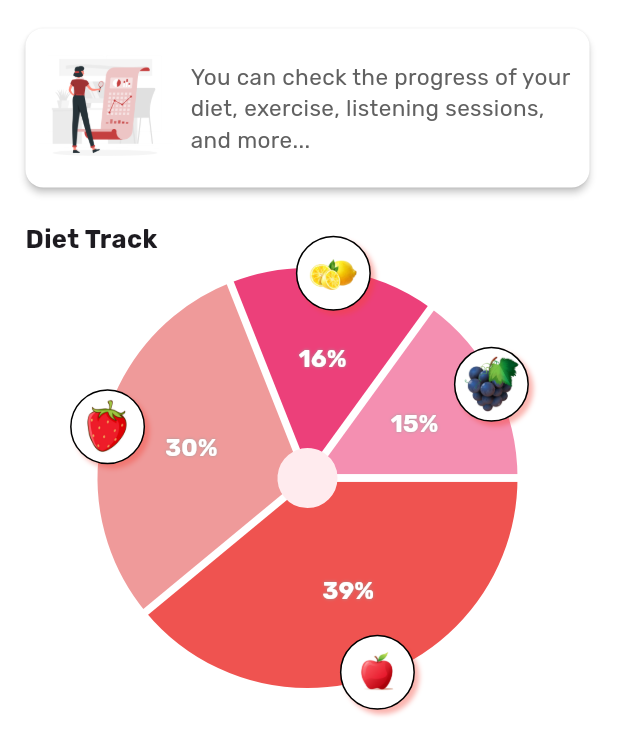
After one commit to adarshnagrikar14/gsc24-garbh, a Flutter app: the ProgressPWScreen screen opened directly, on a phone screen of 412 x 824 dp. The commit adds this screen. Shown: the top 756 px of the screen. Run offline on Flutter 3.47's test engine with Material 3 defaults, Android fonts, the light colour scheme and no system bars; drawn by our look-alikes of fl_chart; our stand-ins replace firebase_auth, firebase_core, fluttertoast, gap, google_fonts, google_nav_bar and 4 more; accounts and stored records are empty.

Commit message:
Branch merged

```diff
--- a/lib/communityPage/homepage.dart
+++ b/lib/communityPage/homepage.dart
@@ -1,3 +1,5 @@
+// ignore_for_file: library_private_types_in_public_api
+
 import 'package:flutter/material.dart';
 import 'dart:async';
 
--- a/lib/dashboards/preg_women_dashboard.dart
+++ b/lib/dashboards/preg_women_dashboard.dart
@@ -1,7 +1,9 @@
 // ignore_for_file: deprecated_member_use
 
 import 'package:flutter/material.dart';
+import 'package:garbh/pw_screens/community_pw.dart';
 import 'package:garbh/pw_screens/home_pw.dart';
+import 'package:garbh/pw_screens/progress_pw.dart';
 import 'package:google_nav_bar/google_nav_bar.dart';
 import 'package:line_icons/line_icons.dart';
 
@@ -30,8 +32,8 @@ class _PregnantWDashboardState extends State<PregnantWDashboard> {
   Widget build(BuildContext context) {
     final List<Widget> widgetOptions = <Widget>[
       const HomeScreenPW(),
-      const HomeScreenPW(),
-      const HomeScreenPW(),
+      const ProgressPWScreen(),
+      const CommunityPW(),
     ];
 
     Color redColor = const Color.fromARGB(255, 249, 76, 102);
--- a/lib/pw_screens/home_pw.dart
+++ b/lib/pw_screens/home_pw.dart
@@ -22,7 +22,7 @@ class _HomeScreenPWState extends State<HomeScreenPW> {
   late String concDate;
   late String concDays;
 
-  late int concDaysInt;
+  late int concDaysInt = 0;
 
   @override
   void initState() {
--- /dev/null
+++ b/lib/pw_screens/progress_pw.dart
@@ -0,0 +1,239 @@
+import 'package:flutter/material.dart';
+import 'package:gap/gap.dart';
+import 'package:fl_chart/fl_chart.dart';
+
+class ProgressPWScreen extends StatefulWidget {
+  const ProgressPWScreen({super.key});
+
+  @override
+  State<ProgressPWScreen> createState() => _ProgressPWScreenState();
+}
+
+class _ProgressPWScreenState extends State<ProgressPWScreen> {
+  @override
+  Widget build(BuildContext context) {
+    return Scaffold(
+      body: SingleChildScrollView(
+        child: Padding(
+          padding: const EdgeInsets.only(
+            left: 13.0,
+            right: 15.0,
+            top: 15.0,
+            bottom: 20.0,
+          ),
+          child: Column(
+            crossAxisAlignment: CrossAxisAlignment.start,
+            children: [
+              //
+              Card(
+                elevation: 2.0,
+                child: Container(
+                  width: MediaQuery.of(context).size.width,
+                  padding: const EdgeInsets.all(8.0),
+                  decoration: BoxDecoration(
+                    borderRadius: BorderRadius.circular(
+                      12.0,
+                    ),
+                  ),
+                  child: Row(
+                    mainAxisSize: MainAxisSize.max,
+                    children: [
+                      Image.asset(
+                        "assets/images/progress_track.png",
+                        width: 90.0,
+                      ),
+                      const Gap(12.0),
+                      Expanded(
+                        child: Text(
+                          "You can check the progress of your diet, exercise, listening sessions, and more...",
+                          style: TextStyle(
+                            fontSize: 15,
+                            color: Colors.grey.shade700,
+                          ),
+                        ),
+                      ),
+                      const Gap(5.0),
+                    ],
+                  ),
+                ),
+              ),
+
+              //
+              const Gap(18.0),
+              const Text(
+                "\tDiet Track",
+                style: TextStyle(
+                  fontSize: 17.0,
+                  fontWeight: FontWeight.bold,
+                ),
+              ),
+              const PieChartSample3(),
+            ],
+          ),
+        ),
+      ),
+    );
+  }
+}
+
+class PieChartSample3 extends StatefulWidget {
+  const PieChartSample3({super.key});
+
+  @override
+  State<StatefulWidget> createState() => PieChartSample3State();
+}
+
+class PieChartSample3State extends State {
+  int touchedIndex = 0;
+
+  @override
+  Widget build(BuildContext context) {
+    return AspectRatio(
+      aspectRatio: 1.3,
+      child: PieChart(
+        PieChartData(
+          sectionsSpace: 5,
+          centerSpaceRadius: 20,
+          sections: showingSections(),
+          centerSpaceColor: Colors.red.shade50,
+        ),
+      ),
+    );
+  }
+
+  List<PieChartSectionData> showingSections() {
+    return List.generate(4, (i) {
+      const shadows = [Shadow(color: Colors.grey, blurRadius: 2)];
+      const radius = 120.0;
+      const fontSize = 16.0;
+      const widgetSize = 50.0;
+
+      switch (i) {
+        case 0:
+          return PieChartSectionData(
+            color: Colors.red.shade400,
+            value: 39,
+            title: '39%',
+            radius: radius,
+            titleStyle: const TextStyle(
+              fontSize: fontSize,
+              fontWeight: FontWeight.bold,
+              color: Colors.white,
+              shadows: shadows,
+            ),
+            badgeWidget: const _Badge(
+              'assets/images/apple.png',
+              size: widgetSize,
+              borderColor: Colors.black,
+            ),
+            badgePositionPercentageOffset: .98,
+          );
+        case 1:
+          return PieChartSectionData(
+            color: Colors.red.shade200,
+            value: 30,
+            title: '30%',
+            radius: radius,
+            titleStyle: const TextStyle(
+              fontSize: fontSize,
+              fontWeight: FontWeight.bold,
+              color: Colors.white,
+              shadows: shadows,
+            ),
+            badgeWidget: const _Badge(
+              'assets/images/strawberry.png',
+              size: widgetSize,
+              borderColor: Colors.black,
+            ),
+            badgePositionPercentageOffset: .98,
+          );
+        case 2:
+          return PieChartSectionData(
+            color: Colors.pink.shade400,
+            value: 16,
+            title: '16%',
+            radius: radius,
+            titleStyle: const TextStyle(
+              fontSize: fontSize,
+              fontWeight: FontWeight.bold,
+              color: Colors.white,
+              shadows: shadows,
+            ),
+            badgeWidget: const _Badge(
+              'assets/images/lime.png',
+              size: widgetSize,
+              borderColor: Colors.black,
+            ),
+            badgePositionPercentageOffset: .98,
+          );
+        case 3:
+          return PieChartSectionData(
+            color: Colors.pink.shade200,
+            value: 15,
+            title: '15%',
+            radius: radius,
+            titleStyle: const TextStyle(
+              fontSize: fontSize,
+              fontWeight: FontWeight.bold,
+              color: Colors.white,
+              shadows: shadows,
+            ),
+            badgeWidget: const _Badge(
+              'assets/images/grape.png',
+              size: widgetSize,
+              borderColor: Colors.black,
+            ),
+            badgePositionPercentageOffset: .98,
+          );
+        default:
+          throw Exception("Exception");
+      }
+    });
+  }
+}
+
+class _Badge extends StatelessWidget {
+  const _Badge(
+    this.svgAsset, {
+    required this.size,
+    required this.borderColor,
+  });
+  final String svgAsset;
+  final double size;
+  final Color borderColor;
+
+  @override
+  Widget build(BuildContext context) {
+    return AnimatedContainer(
+      duration: const Duration(
+        seconds: 3,
+      ),
+      width: size,
+      height: size,
+      decoration: BoxDecoration(
+        color: Colors.white,
+        shape: BoxShape.circle,
+        border: Border.all(
+          color: borderColor,
+          width: 1,
+        ),
+        boxShadow: <BoxShadow>[
+          BoxShadow(
+            color: Colors.red.withOpacity(.4),
+            offset: const Offset(3, 3),
+            blurRadius: 2,
+          ),
+        ],
+      ),
+      padding: EdgeInsets.all(size * 0.1),
+      child: Center(
+        child: Image(
+          image: AssetImage(
+            svgAsset,
+          ),
+          fit: BoxFit.cover,
+        ),
+      ),
+    );
+  }
+}
--- a/pubspec.yaml
+++ b/pubspec.yaml
@@ -56,6 +56,7 @@ dependencies:
 
   gap: ^3.0.1
   intl: ^0.17.0
+  fl_chart: ^0.66.0
 
 dev_dependencies:
   flutter_test:
```
Also changed, not shown: lib/pw_screens/community_pw.dart (added, +17 -0 lines), assets/images/progress_track.png (added), pubspec.lock.
